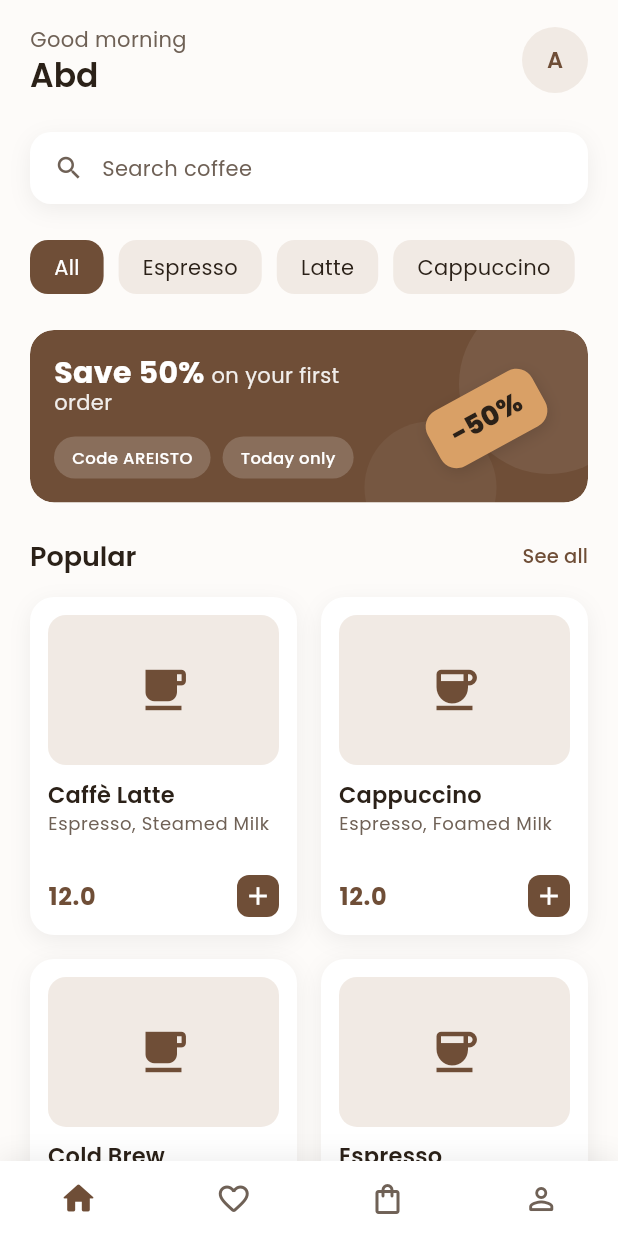
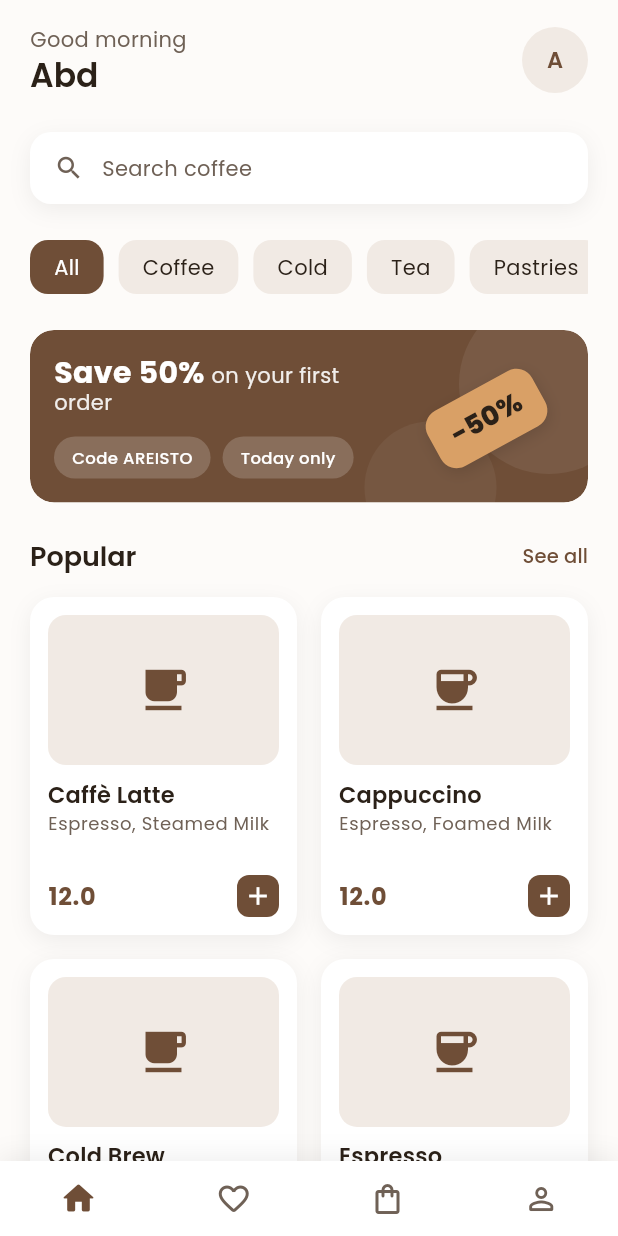
Before and after one commit to abdurahman-yazji/areisto-abdyazji, a Flutter app: the screen it shows after launch, on a phone screen of 412 x 824 dp. Run offline on Flutter 3.47's test engine with Material 3 defaults, Android fonts, the phone set to English and light mode, and no system bars; our stand-ins replace google_fonts.

Commit message:
updated categoryes names

```diff
--- a/week-03/coffee_menu/lib/data/drink_data.dart
+++ b/week-03/coffee_menu/lib/data/drink_data.dart
@@ -7,42 +7,51 @@ final List<Drink> sampleDrinks = [
     subtitle: 'Espresso, Steamed Milk',
     price: 12,
     icon: Icons.local_cafe,
+    category: 'Coffee'
   ),
   const Drink(
     name: 'Cappuccino',
     subtitle: 'Espresso, Foamed Milk',
     price: 12,
     icon: Icons.coffee,
+    category: 'Coffee'
+
   ),
   const Drink(
     name: 'Cold Brew',
     subtitle: 'Espresso, Ice, cold water',
     price: 7,
     icon: Icons.local_cafe,
+    category: 'Cold'
   ),
   const Drink(
     name: 'Espresso',
     subtitle: 'Espresso, Hot Water',
     price: 5,
     icon: Icons.coffee,
+    category: 'Coffee'
   ),
   const Drink(
     name: 'Mojito',
     subtitle: 'Ment, Lime, Soda Water',
     price: 5,
     icon: Icons.local_drink,
+    category: 'Cold'
   ),
   const Drink(
     name: 'Iced Tea',
     subtitle: 'Ice, Tea, Fruit Syrup',
     price: 5,
     icon: Icons.local_drink,
+    category: 'Cold'
+
   ),
     const Drink(
     name: 'Flat White',
     subtitle: 'Espresso, Steamed Milk',
     price: 9,
     icon: Icons.local_cafe,
+    category: 'Coffee'
   ),
   const Drink(
     name: 'Iced Latte',
@@ -50,5 +59,6 @@ final List<Drink> sampleDrinks = [
     price: 9,
     icon: Icons.icecream,
     isSoldOut: true,
+    category: 'Cold'
   ),
 ];
--- a/week-03/coffee_menu/lib/models/drink.dart
+++ b/week-03/coffee_menu/lib/models/drink.dart
@@ -6,11 +6,13 @@ class Drink {
   final double price;
   final IconData icon;
   final bool isSoldOut;
+  final String category;
   const Drink({
     required this.name,
     required this.subtitle,
     required this.price,
     required this.icon,
+    required this.category,
     this.isSoldOut = false,
   });
 }
--- a/week-03/coffee_menu/lib/widgets/category_chips.dart
+++ b/week-03/coffee_menu/lib/widgets/category_chips.dart
@@ -6,14 +6,10 @@ class CategoryChips extends StatelessWidget {
 
   static const List<String> categories = [
     'All',
-    'Espresso',
-    'Latte',
-    'Cappuccino',
-    'Cold Brew',
-    'Mojito',
-    'Iced Tea',
-    'Pastries',
-    'cheescakes'
+    'Coffee',
+    'Cold',
+    'Tea',
+    'Pastries'
   ];
 
   @override
```
